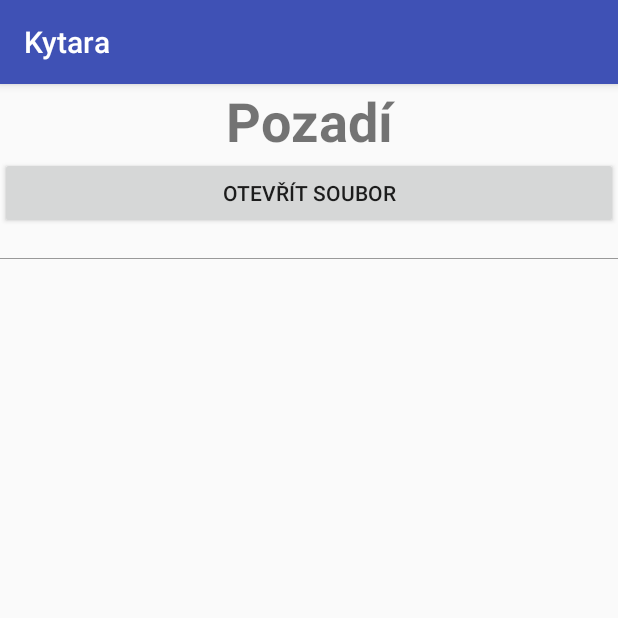
After one commit to jelazi/Guitar, an Android app: the ImportItemsActivity screen opened directly, with no data from a screen before it, on a phone screen of 412 x 824 dp, the top half of it. The commit adds this screen. Run offline under Robolectric (Android 15) with nearby library versions, the phone set to English and light mode, and no system bars.

Commit message:
import item activity part 1

```diff
--- a/app/src/main/AndroidManifest.xml
+++ b/app/src/main/AndroidManifest.xml
@@ -13,9 +13,11 @@
         android:roundIcon="@mipmap/ic_launcher_round"
         android:supportsRtl="true"
         android:theme="@style/AppTheme">
-        <activity android:name=".Midi.MidiActivity"
+        <activity android:name=".Files.ImportItemsActivity"></activity>
+        <activity
+            android:name=".Midi.MidiActivity"
             android:label="Práce s midi"
-            android:screenOrientation="portrait"></activity>
+            android:screenOrientation="portrait" />
         <activity android:name=".MainActivity">
             <intent-filter>
                 <action android:name="android.intent.action.MAIN" />
--- a/app/src/main/java/lubin/guitar/Files/DialogType.java
+++ b/app/src/main/java/lubin/guitar/Files/DialogType.java
@@ -3,12 +3,14 @@ package lubin.guitar.Files;
 public enum DialogType {
     CHANGE_TEACHER_PASS,
     CHANGE_TEACHER_NAME,
-    FILE_DIALOG_NORMAL,
+    FILE_DIALOG_MIDI,
     FILE_DIALOG_MULTI,
     CHOICE_USER_ACCOUNT,
     NEW_USER,
     ERASE_USER,
     CONFIRM_ERASE_USER,
     WRITE_SONG,
-    CHOICE_ACTIVITY
+    CHOICE_ACTIVITY,
+    FILE_DIALOG_IMAGE,
+    CHANGE_TYPE_FILE
 }
--- /dev/null
+++ b/app/src/main/java/lubin/guitar/Files/ImportItemsActivity.java
@@ -0,0 +1,108 @@
+package lubin.guitar.Files;
+
+import android.content.DialogInterface;
+import android.os.Environment;
+import android.support.v7.app.AlertDialog;
+import android.support.v7.app.AppCompatActivity;
+import android.os.Bundle;
+import android.view.View;
+import android.widget.Button;
+import android.widget.ImageView;
+import android.widget.TextView;
+
+import java.io.File;
+import java.util.ArrayList;
+import java.util.List;
+
+import lubin.guitar.R;
+
+public class ImportItemsActivity extends AppCompatActivity implements View.OnClickListener {
+
+    TextView changeTypeFile;
+    Button btnOpenFile;
+    TextView lblNameFile;
+    ImageView imageFile;
+    List<String> listTypeFile;
+
+    @Override
+    protected void onCreate(Bundle savedInstanceState) {
+        super.onCreate(savedInstanceState);
+        setContentView(R.layout.activity_import_items);
+        initItems();
+    }
+
+    protected void initItems () {
+        listTypeFile = new ArrayList<>();
+        listTypeFile.add("Pozadí");
+        listTypeFile.add("Pražce");
+        listTypeFile.add("Struny");
+
+        changeTypeFile = findViewById(R.id.change_type_file);
+        changeTypeFile.setOnClickListener(this);
+        changeTypeFile.setText(listTypeFile.get(0));
+
+        btnOpenFile = findViewById(R.id.btn_open_file);
+        btnOpenFile.setOnClickListener(this);
+
+        lblNameFile = findViewById(R.id.lbl_name_file);
+
+        imageFile = findViewById(R.id.image_file);
+    }
+
+
+    @Override
+    public void onClick(View view) {
+        if (view == changeTypeFile) {
+            showDialog(DialogType.CHANGE_TYPE_FILE);
+        }
+        if (view == btnOpenFile) {
+            showDialog(DialogType.FILE_DIALOG_IMAGE);
+        }
+    }
+
+
+    protected void showDialog (DialogType dialogType) {
+        switch (dialogType) {
+            case FILE_DIALOG_IMAGE: {
+                FileDialog fileDialog = new FileDialog(this, Environment.getExternalStoragePublicDirectory(Environment.DIRECTORY_DOWNLOADS), "png", DialogType.FILE_DIALOG_IMAGE);
+                String title = getTitleSpecificFile();
+                fileDialog.createFileDialog(title);
+                fileDialog.addFileListener(new FileDialog.FileSelectedListener() {
+                    public void fileSelected(File file) {
+
+                    }
+                });
+                fileDialog.showDialog();
+                return;
+            }
+            case CHANGE_TYPE_FILE: {
+                AlertDialog.Builder builder = new AlertDialog.Builder(this);
+                builder.setTitle("Vyberte typ souborů");
+                final String[] arrayTypeFile = new String[listTypeFile.size()];
+                listTypeFile.toArray(arrayTypeFile);
+
+                builder.setItems(arrayTypeFile, new DialogInterface.OnClickListener() {
+                    @Override
+                    public void onClick(DialogInterface dialog, int which) {
+                        changeTypeFile.setText(listTypeFile.get(which));
+                    }
+                });
+                AlertDialog dialog = builder.create();
+                dialog.show();
+                return;
+            }
+        }
+    }
+
+    protected String getTitleSpecificFile () {
+        String title = "";
+        String name = "";
+        for (String type : listTypeFile) {
+            if (changeTypeFile.getText().toString().equals(type)) {
+                name = type;
+            }
+        }
+        title = "Vyberte " + name;
+        return title;
+    }
+}
--- /dev/null
+++ b/app/src/main/res/layout/activity_import_items.xml
@@ -0,0 +1,40 @@
+<?xml version="1.0" encoding="utf-8"?>
+<android.support.constraint.ConstraintLayout xmlns:android="http://schemas.android.com/apk/res/android"
+    xmlns:app="http://schemas.android.com/apk/res-auto"
+    xmlns:tools="http://schemas.android.com/tools"
+    android:layout_width="match_parent"
+    android:layout_height="match_parent"
+    tools:context=".Files.ImportItemsActivity">
+
+    <LinearLayout
+        android:layout_width="match_parent"
+        android:layout_height="match_parent"
+        android:orientation="vertical">
+
+        <TextView
+            android:id="@+id/change_type_file"
+            android:layout_width="match_parent"
+            android:layout_height="wrap_content"
+            android:gravity="center"
+            android:text="TextView"
+            android:textSize="36sp"
+            android:textStyle="bold" />
+
+        <Button
+            android:id="@+id/btn_open_file"
+            android:layout_width="match_parent"
+            android:layout_height="wrap_content"
+            android:text="Otevřít soubor" />
+
+        <TextView
+            android:id="@+id/lbl_name_file"
+            android:layout_width="match_parent"
+            android:layout_height="wrap_content" />
+
+        <ImageView
+            android:id="@+id/image_file"
+            android:layout_width="match_parent"
+            android:layout_height="wrap_content"
+            app:srcCompat="@color/colorGray" />
+    </LinearLayout>
+</android.support.constraint.ConstraintLayout>
--- a/app/src/main/res/layout/activity_teacher.xml
+++ b/app/src/main/res/layout/activity_teacher.xml
@@ -46,6 +46,12 @@
             android:layout_width="match_parent"
             android:layout_height="wrap_content"
             android:text="Nahrávání midi" />
+
+        <Button
+            android:id="@+id/import_items"
+            android:layout_width="match_parent"
+            android:layout_height="wrap_content"
+            android:text="Import souborů" />
     </LinearLayout>
 
 </android.support.constraint.ConstraintLayout>
```
Also changed, not shown: app/src/main/java/lubin/guitar/Files/FileDialog.java (+102 -21 lines), app/src/main/java/lubin/guitar/Midi/MidiActivity.java (+21 -8 lines), app/src/main/java/lubin/guitar/Midi/MidiSong.java (+16 -2 lines), app/src/main/java/lubin/guitar/Teacher/TeacherActivity.java (+37 -24 lines).
